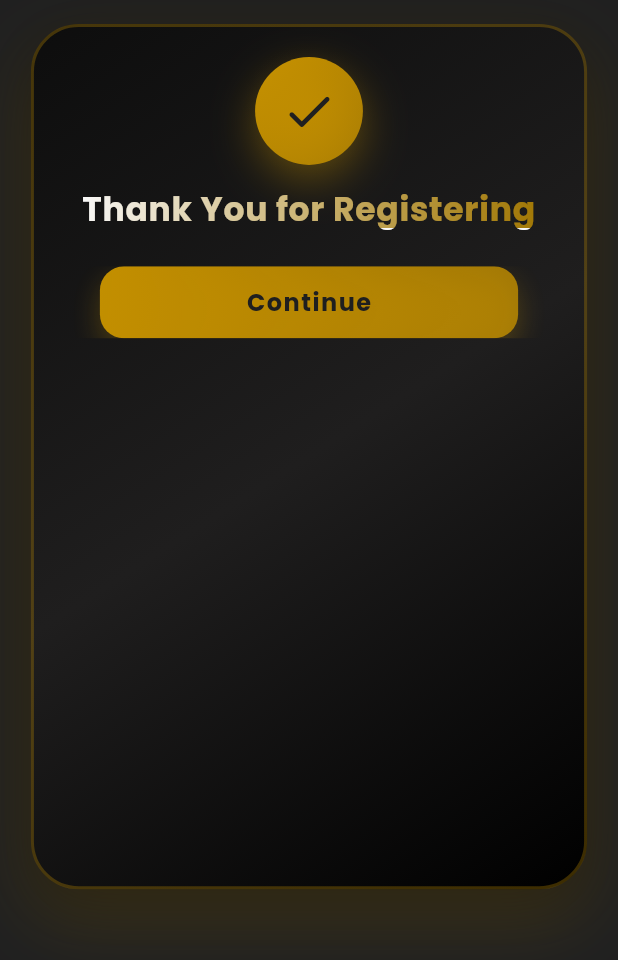
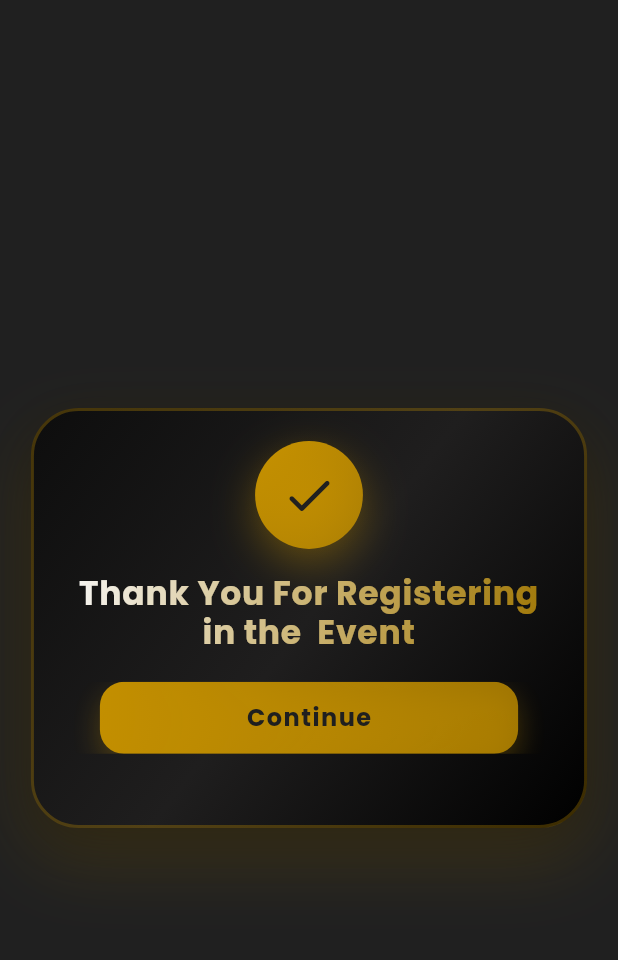
Before and after one commit to E-Cell-VITB/e_cell_website, a Flutter app: the ThankYouCard screen opened directly with empty values, on a phone screen of 412 x 824 dp. Shown: the top 960 px of the screen. Run offline on Flutter 3.47's test engine with Material 3 defaults, Android fonts, the phone set to English and light mode, and no system bars; drawn by our look-alikes of toastification; our stand-ins replace cached_network_image, cloud_firestore, dio, firebase_auth, firebase_core, font_awesome_flutter and 4 more; missing offline and left inert: gsheets, seo; accounts and stored records are empty; statements that could not run were skipped.

Commit message:
feat: Enhance ThankYouCard with dynamic height adjustments and loading state management

```diff
--- a/lib/screens/ongoing_events/widgets/thankYou_card.dart
+++ b/lib/screens/ongoing_events/widgets/thankYou_card.dart
@@ -41,6 +41,8 @@ class _ThankYouCardState extends State<ThankYouCard>
 
   String thankYouMessage = "";
   List<Map<String, String>> thankYouCommunicationLink = [];
+  String eventName = '';
+  bool isDataLoaded = false;
 
   @override
   void initState() {
@@ -60,12 +62,17 @@ class _ThankYouCardState extends State<ThankYouCard>
       if (currentEvent != null) {
         setState(() {
           thankYouMessage = currentEvent.thankYouMessage ?? "";
+          eventName = currentEvent.name;
           thankYouCommunicationLink = currentEvent.thankYouCommunicationLinks;
+          isDataLoaded = true;
         });
       }
     } catch (e) {
       // Handle error if needed
       debugPrint('Error fetching event data: $e');
+      setState(() {
+        isDataLoaded = true;
+      });
     }
   }
 
@@ -182,14 +189,38 @@ class _ThankYouCardState extends State<ThankYouCard>
     final bool isTablet = screenWidth >= 600 && screenWidth < 1200;
     final bool isDesktop = screenWidth >= 1200;
 
+    // Calculate dynamic heights based on content
+    double baseCardHeight = isMobile ? 300.0 : (isTablet ? 350.0 : 400.0);
+
+    // Add height for message if exists
+    if (thankYouMessage.isNotEmpty) {
+      baseCardHeight += isMobile ? 80.0 : (isTablet ? 90.0 : 100.0);
+    }
+
+    // Add height for communication links if exist
+    if (thankYouCommunicationLink.isNotEmpty) {
+      double linkHeight = isMobile ? 60.0 : (isTablet ? 65.0 : 70.0);
+      baseCardHeight += (thankYouCommunicationLink.length * linkHeight);
+      // Add extra padding for links container
+      baseCardHeight += isMobile ? 30.0 : (isTablet ? 40.0 : 50.0);
+    }
+
+    // Ensure minimum and maximum bounds
+    double minHeight = isMobile ? 280.0 : (isTablet ? 320.0 : 360.0);
+    double maxHeight = screenHeight * 0.9;
+
+    baseCardHeight = math.max(minHeight, math.min(baseCardHeight, maxHeight));
+
     return {
       'isMobile': isMobile,
       'isTablet': isTablet,
       'isDesktop': isDesktop,
 
-      // Card dimensions
+      // Card dimensions - dynamic height
       'maxCardWidth': isMobile ? screenWidth * 0.9 : (isTablet ? 500.0 : 600.0),
-      'maxCardHeight': screenHeight * 0.9,
+      'calculatedCardHeight': baseCardHeight,
+      'maxCardHeight': maxHeight,
+      'minCardHeight': minHeight,
       'cardPadding': isMobile ? 16.0 : (isTablet ? 24.0 : 12.0),
       'contentPaddingHorizontal': isMobile ? 20.0 : (isTablet ? 28.0 : 40.0),
       'contentPaddingVertical': isMobile ? 16.0 : (isTablet ? 14.0 : 24.0),
@@ -204,17 +235,23 @@ class _ThankYouCardState extends State<ThankYouCard>
       'messageFontSize': isMobile ? 13.0 : (isTablet ? 13.0 : 14.0),
       'linkFontSize': isMobile ? 14.0 : (isTablet ? 16.0 : 16.0),
 
-      // Spacing
+      // Spacing - adjusted for dynamic content
       'titleSpacing': isMobile ? 12.0 : (isTablet ? 13.0 : 16.0),
-      'messageSpacing': isMobile ? 20.0 : (isTablet ? 22.0 : 28.0),
-      'linkSpacing': isMobile ? 12.0 : (isTablet ? 12.0 : 16.0),
+      'messageSpacing': thankYouMessage.isNotEmpty
+          ? (isMobile ? 20.0 : (isTablet ? 22.0 : 28.0))
+          : 0.0,
+      'linkSpacing': thankYouCommunicationLink.isNotEmpty
+          ? (isMobile ? 12.0 : (isTablet ? 12.0 : 16.0))
+          : 0.0,
       'buttonSpacing': isMobile ? 20.0 : (isTablet ? 18.0 : 24.0),
 
       // Communication links
       'linkPadding': isMobile ? 10.0 : (isTablet ? 6.0 : 8.0),
       'linkIconPadding': isMobile ? 8.0 : (isTablet ? 12.0 : 14.0),
       'linkIconSize': isMobile ? 16.0 : (isTablet ? 20.0 : 22.0),
-      'maxLinksHeight': isMobile ? 120.0 : (isTablet ? 100.0 : 150.0),
+      'maxLinksHeight': thankYouCommunicationLink.isNotEmpty
+          ? (isMobile ? 120.0 : (isTablet ? 100.0 : 150.0))
+          : 0.0,
 
       // Button
       'buttonHeight': isMobile ? 48.0 : (isTablet ? 45.0 : 55.0),
@@ -223,13 +260,14 @@ class _ThankYouCardState extends State<ThankYouCard>
 
       // Additional height controls for containers
       'floatingParticleSize': isMobile ? 3.0 : (isTablet ? 4.0 : 5.0),
-      'messageContainerMinHeight': isMobile ? 60.0 : (isTablet ? 60.0 : 80.0),
+      'messageContainerMinHeight': thankYouMessage.isNotEmpty
+          ? (isMobile ? 60.0 : (isTablet ? 60.0 : 80.0))
+          : 0.0,
       'linkContainerMinHeight': isMobile ? 48.0 : (isTablet ? 48.0 : 50.0),
       'linkMarginBottom': isMobile ? 12.0 : (isTablet ? 8.0 : 10.0),
-      'linkMarginTop': isMobile ? 16.0 : (isTablet ? 24.0 : 32.0),
-      'scrollViewMinHeight': isMobile
-          ? screenHeight * 0.7
-          : (isTablet ? screenHeight * 0.6 : screenHeight * 0.8),
+      'linkMarginTop': thankYouCommunicationLink.isNotEmpty
+          ? (isMobile ? 16.0 : (isTablet ? 24.0 : 32.0))
+          : 0.0,
       'arrowIconContainerSize': isMobile ? 32.0 : (isTablet ? 36.0 : 40.0),
       'arrowIconContainerHeight': isMobile ? 28.0 : (isTablet ? 32.0 : 36.0),
     };
@@ -401,6 +439,20 @@ class _ThankYouCardState extends State<ThankYouCard>
 
   @override
   Widget build(BuildContext context) {
+    // Don't render until data is loaded to avoid layout shifts
+    if (!isDataLoaded) {
+      return Scaffold(
+        backgroundColor: backgroundColor,
+        body: ParticleBackground(
+          child: Center(
+            child: CircularProgressIndicator(
+              color: secondaryColor,
+            ),
+          ),
+        ),
+      );
+    }
+
     final dimensions = _getResponsiveDimensions(context);
 
     return Scaffold(
@@ -412,14 +464,9 @@ class _ThankYouCardState extends State<ThankYouCard>
 
             // Main content with responsive scrolling
             SafeArea(
+              child: Center(
                 child: SingleChildScrollView(
                   physics: const BouncingScrollPhysics(),
-                child: ConstrainedBox(
-                  constraints: BoxConstraints(
-                    maxHeight: dimensions['maxCardHeight'],
-                  ),
-                  child: IntrinsicHeight(
-                    child: Center(
                   child: Padding(
                     padding: EdgeInsets.all(dimensions['cardPadding']),
                     child: AnimatedBuilder(
@@ -429,16 +476,17 @@ class _ThankYouCardState extends State<ThankYouCard>
                           scale: _cardAnimation.value,
                           child: Transform.rotate(
                             angle: _cardRotation.value,
-                                child: Container(
+                            child: ConstrainedBox(
                               constraints: BoxConstraints(
                                 maxWidth: dimensions['maxCardWidth'],
-                                    minHeight:
-                                        dimensions['scrollViewMinHeight'],
+                                minHeight: dimensions['minCardHeight'],
+                                maxHeight: dimensions['maxCardHeight'],
                               ),
+                              child: IntrinsicHeight(
                                 child: Container(
                                   padding: EdgeInsets.symmetric(
-                                      horizontal: dimensions[
-                                          'contentPaddingHorizontal'],
+                                    horizontal:
+                                        dimensions['contentPaddingHorizontal'],
                                     vertical:
                                         dimensions['contentPaddingVertical'],
                                   ),
@@ -456,8 +504,7 @@ class _ThankYouCardState extends State<ThankYouCard>
                                     ),
                                     boxShadow: [
                                       BoxShadow(
-                                          color:
-                                              secondaryColor.withOpacity(0.2),
+                                        color: secondaryColor.withOpacity(0.2),
                                         blurRadius: 40,
                                         offset: const Offset(0, 20),
                                       ),
@@ -502,14 +549,12 @@ class _ThankYouCardState extends State<ThankYouCard>
                                                 ),
                                                 child: Container(
                                                   margin: EdgeInsets.all(
-                                                        dimensions[
-                                                            'iconMargin']),
+                                                      dimensions['iconMargin']),
                                                   decoration: BoxDecoration(
                                                     gradient: LinearGradient(
-                                                        begin:
-                                                            Alignment.topLeft,
-                                                        end: Alignment
-                                                            .bottomRight,
+                                                      begin: Alignment.topLeft,
+                                                      end:
+                                                          Alignment.bottomRight,
                                                       colors: [
                                                         secondaryColor,
                                                         secondaryColor
@@ -522,16 +567,16 @@ class _ThankYouCardState extends State<ThankYouCard>
                                                         color: secondaryColor
                                                             .withOpacity(0.4),
                                                         blurRadius: 20,
-                                                          offset: const Offset(
-                                                              0, 8),
+                                                        offset:
+                                                            const Offset(0, 8),
                                                       ),
                                                     ],
                                                   ),
                                                   child: Icon(
                                                     Icons.check_rounded,
                                                     color: backgroundColor,
-                                                      size: dimensions[
-                                                          'iconSize'],
+                                                    size:
+                                                        dimensions['iconSize'],
                                                   ),
                                                 ),
                                               ),
@@ -553,18 +598,34 @@ class _ThankYouCardState extends State<ThankYouCard>
                                                 LinearGradient(
                                               colors: [
                                                 primaryColor,
-                                                  secondaryColor
-                                                      .withOpacity(0.8)
+                                                secondaryColor.withOpacity(0.8)
                                               ],
                                               begin: Alignment.topLeft,
                                               end: Alignment.bottomRight,
                                             ).createShader(bounds),
-                                              child: Text(
+                                            child: thankYouCommunicationLink
+                                                        .isEmpty &&
+                                                    thankYouMessage.isEmpty
+                                                ? Text(
+                                                    "Thank You For Registering in the $eventName Event",
+                                                    style: TextStyle(
+                                                      fontSize: dimensions[
+                                                          'titleFontSize'],
+                                                      fontWeight:
+                                                          FontWeight.bold,
+                                                      color: primaryColor,
+                                                      height: 1.2,
+                                                      letterSpacing: 0.5,
+                                                    ),
+                                                    textAlign: TextAlign.center,
+                                                  )
+                                                : Text(
                                                     'Thank You for Registering',
                                                     style: TextStyle(
                                                       fontSize: dimensions[
                                                           'titleFontSize'],
-                                                  fontWeight: FontWeight.bold,
+                                                      fontWeight:
+                                                          FontWeight.bold,
                                                       color: primaryColor,
                                                       height: 1.2,
                                                       letterSpacing: 0.5,
@@ -575,7 +636,7 @@ class _ThankYouCardState extends State<ThankYouCard>
                                         ),
                                       ),
 
-                                        // Responsive message
+                                      // Responsive message - only show if not empty
                                       if (thankYouMessage.isNotEmpty) ...[
                                         SizedBox(
                                             height:
@@ -606,9 +667,12 @@ class _ThankYouCardState extends State<ThankYouCard>
                                               ),
                                               child: Text(
                                                 thankYouMessage,
-                                                  maxLines: 4,
-                                                  overflow:
-                                                      TextOverflow.ellipsis,
+                                                maxLines: MediaQuery.of(context)
+                                                            .size
+                                                            .width >
+                                                        600
+                                                    ? 3
+                                                    : 4,
                                                 style: TextStyle(
                                                   fontSize: dimensions[
                                                       'messageFontSize'],
@@ -624,12 +688,14 @@ class _ThankYouCardState extends State<ThankYouCard>
                                         ),
                                       ],
 
+                                      // Add spacing only if links exist
+                                      if (thankYouCommunicationLink.isNotEmpty)
                                         const SizedBox(height: 5),
 
-                                        // Responsive communication links
-                                        if (thankYouCommunicationLink
-                                            .isNotEmpty)
-                                          Container(
+                                      // Responsive communication links - only show if not empty
+                                      if (thankYouCommunicationLink.isNotEmpty)
+                                        Flexible(
+                                          child: Container(
                                             constraints: BoxConstraints(
                                               maxHeight:
                                                   dimensions['maxLinksHeight'],
@@ -654,10 +720,10 @@ class _ThankYouCardState extends State<ThankYouCard>
                                               ),
                                             ),
                                           ),
+                                        ),
 
                                       SizedBox(
-                                            height:
-                                                dimensions['buttonSpacing']),
+                                          height: dimensions['buttonSpacing']),
 
                                       // Responsive continue button
                                       SlideTransition(
@@ -666,8 +732,7 @@ class _ThankYouCardState extends State<ThankYouCard>
                                           opacity: _contentAnimation,
                                           child: SizedBox(
                                             width: dimensions['buttonWidth'],
-                                              height:
-                                                  dimensions['buttonHeight'],
+                                            height: dimensions['buttonHeight'],
                                             child: ElevatedButton(
                                               onPressed: () {
                                                 GoRouter.of(context)
@@ -677,20 +742,17 @@ class _ThankYouCardState extends State<ThankYouCard>
                                               style: ElevatedButton.styleFrom(
                                                 backgroundColor:
                                                     Colors.transparent,
-                                                  shadowColor:
-                                                      Colors.transparent,
+                                                shadowColor: Colors.transparent,
                                                 shape: RoundedRectangleBorder(
                                                   borderRadius:
-                                                        BorderRadius.circular(
-                                                            16),
+                                                      BorderRadius.circular(16),
                                                 ),
                                               ),
                                               child: Ink(
                                                 decoration: BoxDecoration(
                                                   gradient: LinearGradient(
                                                     begin: Alignment.topLeft,
-                                                      end:
-                                                          Alignment.bottomRight,
+                                                    end: Alignment.bottomRight,
                                                     colors: [
                                                       secondaryColor,
                                                       secondaryColor
@@ -698,8 +760,7 @@ class _ThankYouCardState extends State<ThankYouCard>
                                                     ],
                                                   ),
                                                   borderRadius:
-                                                        BorderRadius.circular(
-                                                            16),
+                                                      BorderRadius.circular(16),
                                                   boxShadow: [
                                                     BoxShadow(
                                                       color: secondaryColor
@@ -734,10 +795,9 @@ class _ThankYouCardState extends State<ThankYouCard>
                                 ),
                               ),
                             ),
+                          ),
                         );
                       },
-                        ),
-                      ),
                     ),
                   ),
                 ),
```
Lines whose indentation alone changed are shown as unchanged.
